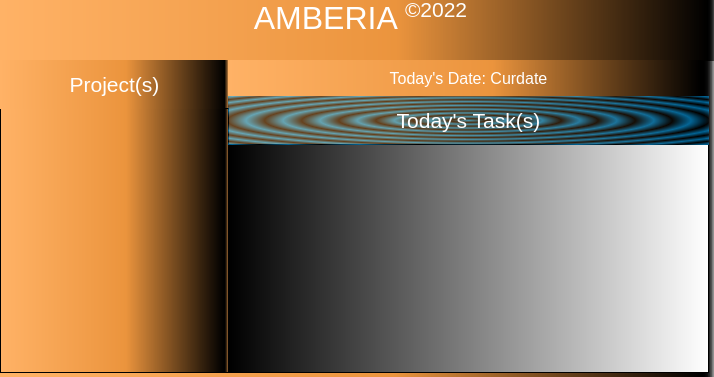
Above: Codebase/GUI/UI Files/MainWindow.ui from Mulukulum/Amberia before the change. Below: the same form after it.
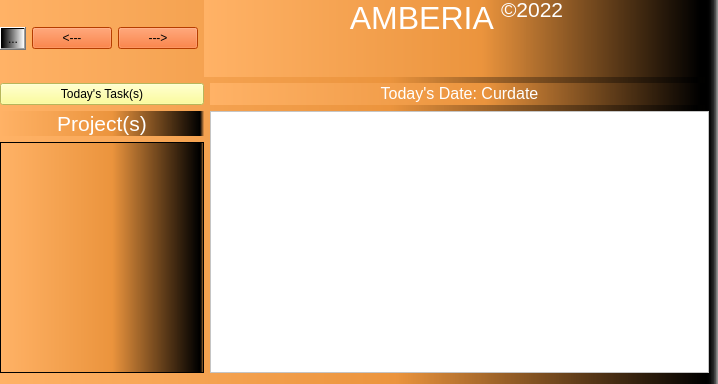
That is the form after the change.

Commit message: Main Window changes

Patch:
```diff
--- a/Codebase/GUI/UI Files/MainWindow.ui
+++ b/Codebase/GUI/UI Files/MainWindow.ui
@@ -6,8 +6,8 @@
    <rect>
     <x>0</x>
     <y>0</y>
-    <width>714</width>
-    <height>377</height>
+    <width>718</width>
+    <height>384</height>
    </rect>
   </property>
   <property name="windowTitle">
@@ -17,79 +17,81 @@
    <string notr="true">background: qlineargradient(spread:pad, x1:0, y1:0, x2:1, y2:0, stop:0 rgba(255, 178, 102, 255), stop:0.55 rgba(235, 148, 61, 255), stop:0.98 rgba(0, 0, 0, 255), stop:1 rgba(0, 0, 0, 0))</string>
   </property>
   <widget class="QWidget" name="centralwidget">
+   <widget class="QWidget" name="">
+    <property name="geometry">
+     <rect>
+      <x>0</x>
+      <y>0</y>
+      <width>709</width>
+      <height>373</height>
+     </rect>
+    </property>
+    <layout class="QGridLayout" name="gridLayout">
+     <item row="0" column="0">
+      <widget class="QToolButton" name="toolButton">
+       <property name="styleSheet">
+        <string notr="true">background: qlineargradient(spread:pad, x1:0, y1:0, x2:1, y2:0, stop:0 rgba(0, 0, 0, 255), stop:1 rgba(255, 255, 255, 255))</string>
+       </property>
+       <property name="text">
+        <string>...</string>
+       </property>
+      </widget>
+     </item>
+     <item row="0" column="1">
+      <widget class="QPushButton" name="pushButton_2">
+       <property name="styleSheet">
+        <string notr="true">background: rgb(255, 85, 0)</string>
+       </property>
+       <property name="text">
+        <string>&lt;---</string>
+       </property>
+      </widget>
+     </item>
+     <item row="0" column="2">
+      <widget class="QPushButton" name="pushButton_4">
+       <property name="styleSheet">
+        <string notr="true">background: rgb(255, 85, 0)</string>
+       </property>
+       <property name="text">
+        <string>---&gt;</string>
+       </property>
+      </widget>
+     </item>
+     <item row="0" column="3" colspan="2">
    <widget class="QLabel" name="label">
-    <property name="geometry">
-     <rect>
-      <x>0</x>
-      <y>0</y>
-      <width>721</width>
-      <height>61</height>
-     </rect>
-    </property>
     <property name="text">
      <string>&lt;html&gt;&lt;head/&gt;&lt;body&gt;&lt;p align=&quot;center&quot;&gt;&lt;span style=&quot; font-size:24pt; color:#ffffff;&quot;&gt;AMBERIA &lt;/span&gt;&lt;span style=&quot; font-size:24pt; color:#ffffff; vertical-align:super;&quot;&gt;©2022&lt;/span&gt;&lt;/p&gt;&lt;p align=&quot;center&quot;&gt;&lt;br/&gt;&lt;/p&gt;&lt;/body&gt;&lt;/html&gt;</string>
     </property>
    </widget>
-   <widget class="QScrollArea" name="ProjectScrollArea">
-    <property name="geometry">
-     <rect>
-      <x>0</x>
-      <y>108</y>
-      <width>229</width>
-      <height>265</height>
-     </rect>
-    </property>
-    <property name="widgetResizable">
-     <bool>true</bool>
-    </property>
-    <widget class="QWidget" name="scrollAreaWidgetContents">
-     <property name="geometry">
-      <rect>
-       <x>0</x>
-       <y>0</y>
-       <width>227</width>
-       <height>263</height>
-      </rect>
-     </property>
-    </widget>
-   </widget>
-   <widget class="QLabel" name="label_2">
-    <property name="geometry">
-     <rect>
-      <x>0</x>
-      <y>60</y>
-      <width>229</width>
-      <height>49</height>
-     </rect>
+     </item>
+     <item row="1" column="0" colspan="4">
+      <widget class="QPushButton" name="pushButton">
+       <property name="styleSheet">
+        <string notr="true">background: rgb(255, 255, 127)</string>
     </property>
     <property name="text">
-     <string>&lt;html&gt;&lt;head/&gt;&lt;body&gt;&lt;p align=&quot;center&quot;&gt;&lt;span style=&quot; font-size:16pt; color:#ffffff;&quot;&gt;Project(s)&lt;/span&gt;&lt;/p&gt;&lt;/body&gt;&lt;/html&gt;</string>
-    </property>
-   </widget>
+        <string>Today's Task(s)</string>
+       </property>
+      </widget>
+     </item>
+     <item row="1" column="4">
    <widget class="QLabel" name="label_3">
-    <property name="geometry">
-     <rect>
-      <x>228</x>
-      <y>60</y>
-      <width>481</width>
-      <height>37</height>
-     </rect>
-    </property>
     <property name="text">
      <string>&lt;html&gt;&lt;head/&gt;&lt;body&gt;&lt;p align=&quot;center&quot;&gt;&lt;span style=&quot; font-size:12pt; color:#ffffff;&quot;&gt;Today's Date: Curdate&lt;/span&gt;&lt;/p&gt;&lt;/body&gt;&lt;/html&gt;</string>
     </property>
    </widget>
+     </item>
+     <item row="2" column="0" colspan="4">
+      <widget class="QLabel" name="label_2">
+       <property name="text">
+        <string>&lt;html&gt;&lt;head/&gt;&lt;body&gt;&lt;p align=&quot;center&quot;&gt;&lt;span style=&quot; font-size:16pt; color:#ffffff;&quot;&gt;Project(s)&lt;/span&gt;&lt;/p&gt;&lt;/body&gt;&lt;/html&gt;</string>
+       </property>
+      </widget>
+     </item>
+     <item row="2" column="4" rowspan="2">
    <widget class="QScrollArea" name="TodayTasksScrollArea">
-    <property name="geometry">
-     <rect>
-      <x>228</x>
-      <y>144</y>
-      <width>481</width>
-      <height>229</height>
-     </rect>
-    </property>
     <property name="styleSheet">
-     <string notr="true">background: qlineargradient(spread:pad, x1:0, y1:0, x2:1, y2:0, stop:0 rgba(0, 0, 0, 255), stop:1 rgba(255, 255, 255, 255))</string>
+        <string notr="true">background: rgb(255, 255, 255)</string>
     </property>
     <property name="widgetResizable">
      <bool>true</bool>
@@ -99,27 +101,31 @@
       <rect>
        <x>0</x>
        <y>0</y>
-       <width>479</width>
-       <height>227</height>
+          <width>505</width>
+          <height>255</height>
       </rect>
      </property>
     </widget>
    </widget>
-   <widget class="QLabel" name="label_4">
+     </item>
+     <item row="3" column="0" colspan="4">
+      <widget class="QScrollArea" name="ProjectScrollArea">
+       <property name="widgetResizable">
+        <bool>true</bool>
+       </property>
+       <widget class="QWidget" name="scrollAreaWidgetContents">
     <property name="geometry">
      <rect>
-      <x>228</x>
-      <y>96</y>
-      <width>481</width>
-      <height>49</height>
-     </rect>
-    </property>
-    <property name="styleSheet">
-     <string notr="true">background: qradialgradient(spread:repeat, cx:0.5, cy:0.5, radius:0.077, fx:0.5, fy:0.5, stop:0 rgba(0, 169, 255, 147), stop:0.497326 rgba(0, 0, 0, 147), stop:1 rgba(0, 169, 255, 147))</string>
-    </property>
-    <property name="text">
-     <string>&lt;html&gt;&lt;head/&gt;&lt;body&gt;&lt;p align=&quot;center&quot;&gt;&lt;span style=&quot; font-size:16pt; color:#ffffff;&quot;&gt;Today's Task(s)&lt;/span&gt;&lt;/p&gt;&lt;/body&gt;&lt;/html&gt;</string>
-    </property>
+          <x>0</x>
+          <y>0</y>
+          <width>192</width>
+          <height>223</height>
+         </rect>
+        </property>
+       </widget>
+      </widget>
+     </item>
+    </layout>
    </widget>
   </widget>
  </widget>
```
Lines whose indentation alone changed are shown as unchanged. The commit also changes 1 other file.
